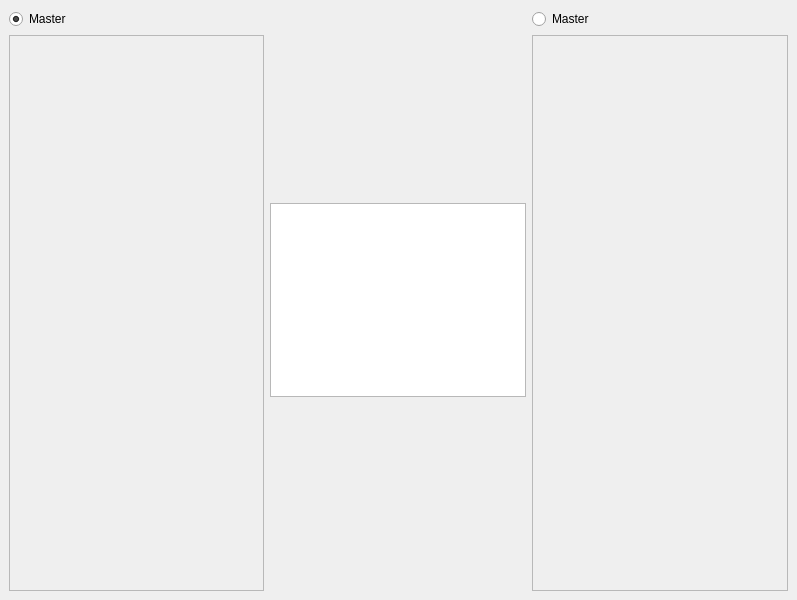
The window that coll_diff.ui (StyXman/satyr) describes before a commit, drawn with Qt 5.
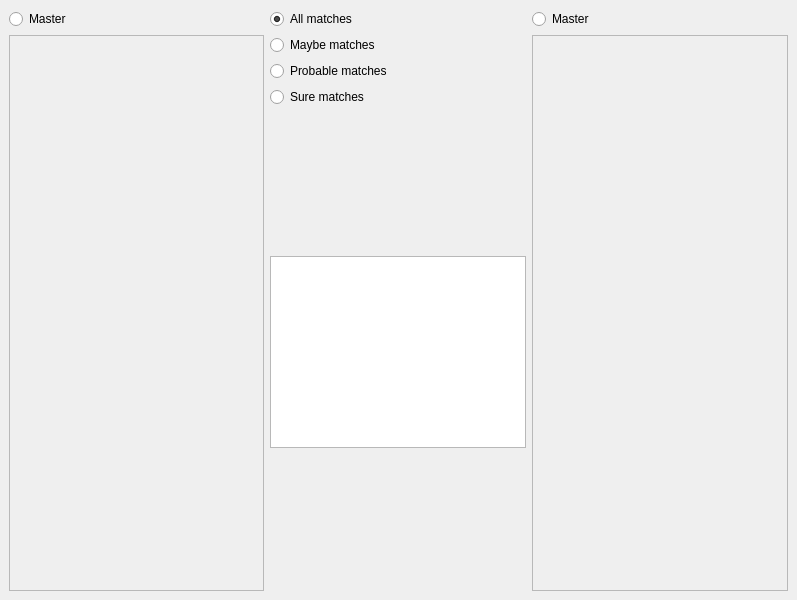
The same window after the commit.

Commit message: modified:   coll_diff   coll_diff.ui + 4 radio buttons to select the threshold above which we consider a match.   .7 for sure, .4 probably, maybe 0.27, all 0.0's :)

Diff of the .ui file:
```diff
--- a/coll_diff.ui
+++ b/coll_diff.ui
@@ -38,6 +38,37 @@
     </item>
     <item>
      <layout class="QVBoxLayout" name="verticalLayout_3">
+      <item>
+       <widget class="QRadioButton" name="all">
+        <property name="text">
+         <string>All matches</string>
+        </property>
+        <property name="checked">
+         <bool>true</bool>
+        </property>
+       </widget>
+      </item>
+      <item>
+       <widget class="QRadioButton" name="maybe">
+        <property name="text">
+         <string>Maybe matches</string>
+        </property>
+       </widget>
+      </item>
+      <item>
+       <widget class="QRadioButton" name="probable">
+        <property name="text">
+         <string>Probable matches</string>
+        </property>
+       </widget>
+      </item>
+      <item>
+       <widget class="QRadioButton" name="sure">
+        <property name="text">
+         <string>Sure matches</string>
+        </property>
+       </widget>
+      </item>
       <item>
        <spacer name="verticalSpacer">
         <property name="orientation">
```
The commit also changes 1 other file.
